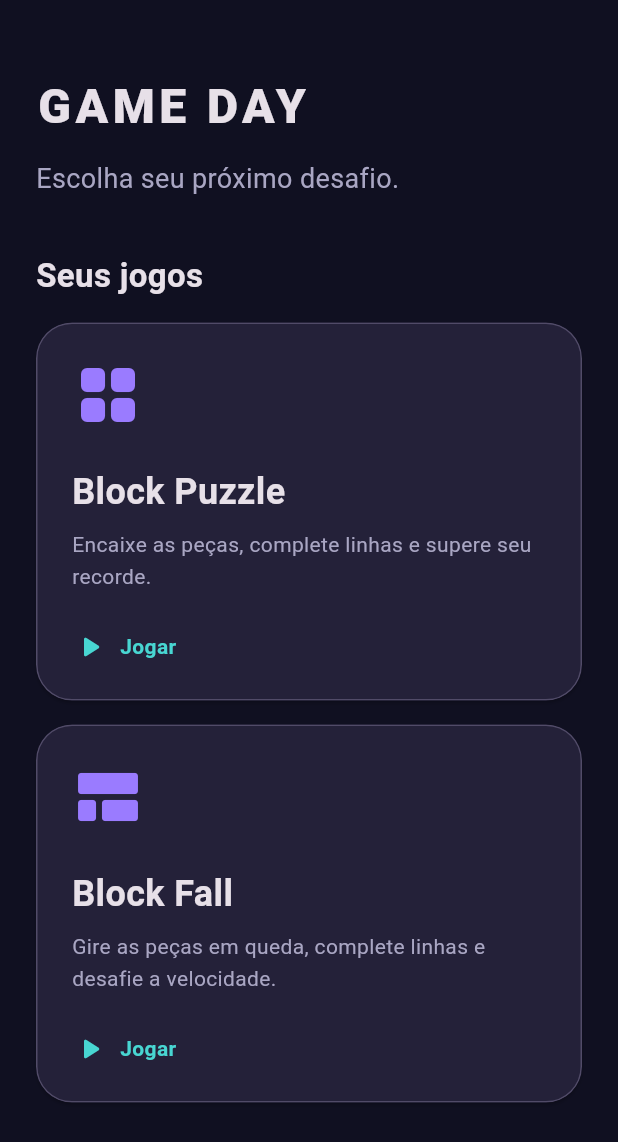
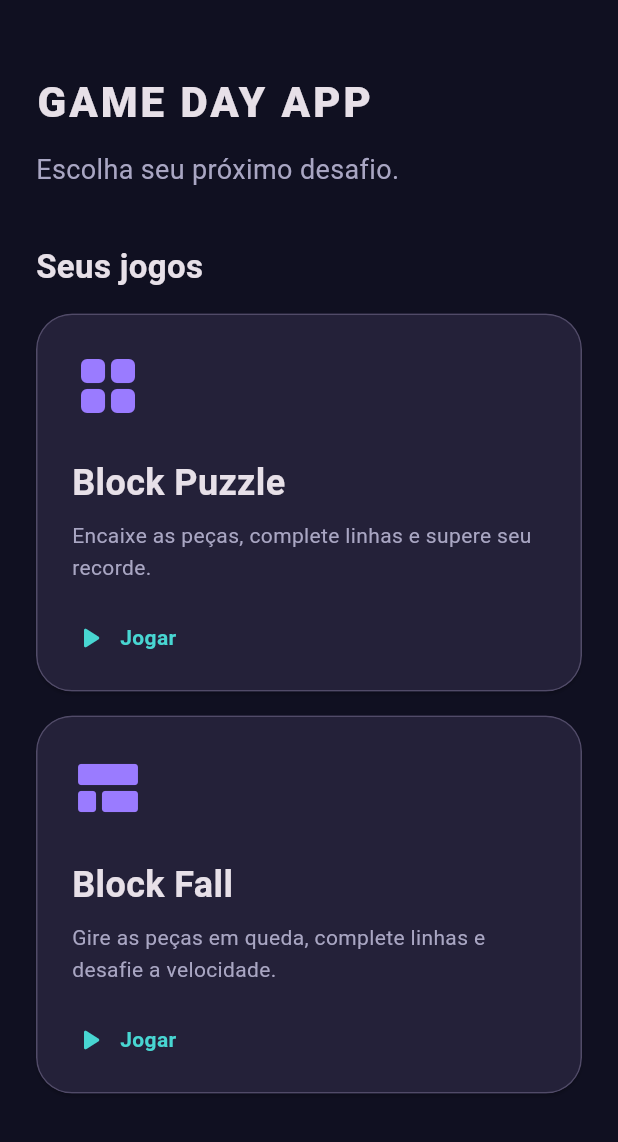
Before and after one commit to caiodesigner/game-day-app, a Flutter app: the screen it shows after launch, on a phone screen of 412 x 824 dp. Shown: the top 1142 px of the screen. Run offline on Flutter 3.47's test engine with Material 3 defaults, Android fonts, the phone set to English and light mode, and no system bars; our stand-ins replace audioplayers, shared_preferences.

Commit message:
feat: update app branding to Game Day App

```diff
--- a/flutter_launcher_icons.yaml
+++ b/flutter_launcher_icons.yaml
@@ -1,8 +1,8 @@
 flutter_launcher_icons:
   android: true
   ios: false
-  image_path: assets/icon/block_puzzle.png
+  image_path: assets/icon/game_day.png
   adaptive_icon_background: '#101021'
-  adaptive_icon_foreground: assets/icon/block_puzzle.png
+  adaptive_icon_foreground: assets/icon/game_day.png
   adaptive_icon_foreground_inset: 16
   min_sdk_android: 24
--- a/lib/main.dart
+++ b/lib/main.dart
@@ -12,7 +12,7 @@ class GameDayApp extends StatelessWidget {
   @override
   Widget build(BuildContext context) {
     return MaterialApp(
-      title: 'Game Day',
+      title: 'Game Day App',
       debugShowCheckedModeBanner: false,
       theme: ThemeData(
         colorScheme: ColorScheme.fromSeed(
--- a/lib/ui/home_screen.dart
+++ b/lib/ui/home_screen.dart
@@ -63,11 +63,11 @@ class HomeScreen extends StatelessWidget {
               children: [
                 const SizedBox(height: 24),
                 const Text(
-                  'GAME DAY',
+                  'GAME DAY APP',
                   style: TextStyle(
-                    fontSize: 32,
+                    fontSize: 28,
                     fontWeight: FontWeight.w800,
-                    letterSpacing: 3,
+                    letterSpacing: 2,
                   ),
                 ),
                 const SizedBox(height: 12),
--- a/pubspec.yaml
+++ b/pubspec.yaml
@@ -1,5 +1,5 @@
 name: block_puzzle
-description: "Jogo Block Puzzle para Android, offline e sem anúncios."
+description: "Game Day App: coleção de jogos para Android, offline e sem anúncios."
 publish_to: 'none'
 version: 0.1.0+1
 
```
Also changed, not shown: assets/icon/game_day.png (added), 13 other files.
